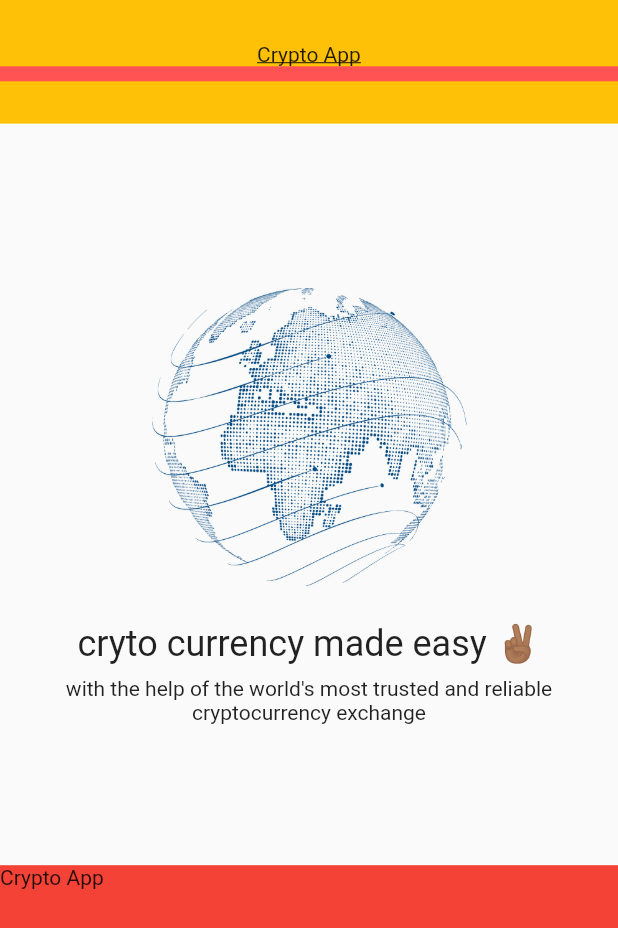
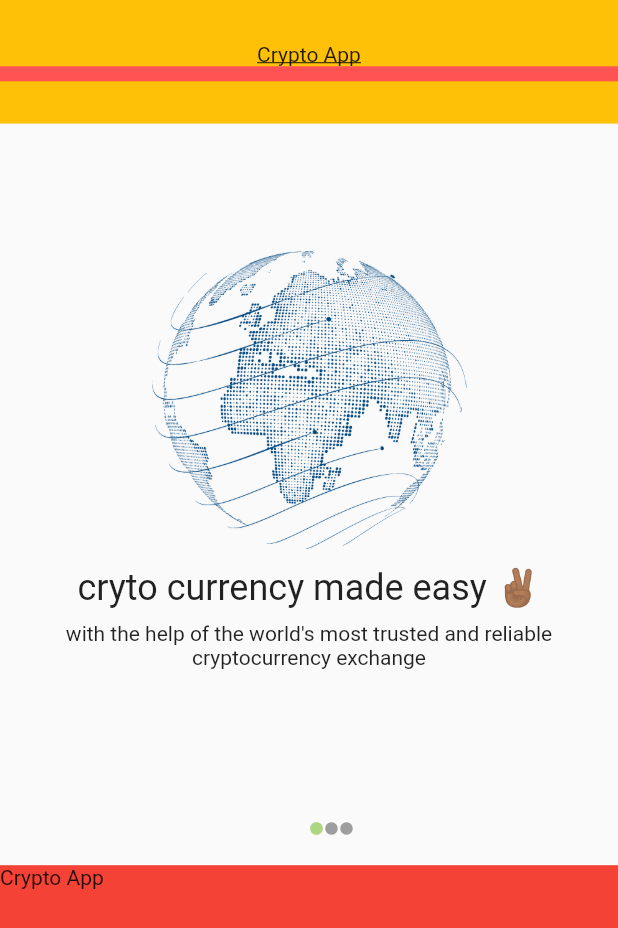
Before and after one commit to jameskaguo777/crypto_app, a Flutter app: the screen it shows after launch, on a phone screen of 412 x 824 dp. Shown: the top 928 px of the screen. Run offline on Flutter 3.47's test engine with Material 2 defaults, Android fonts, the phone set to English and light mode, and no system bars.

Commit message:
animations

```diff
--- a/lib/intro_page.dart
+++ b/lib/intro_page.dart
@@ -8,7 +8,32 @@ class IntroPage extends StatefulWidget {
   _IntroPageState createState() => _IntroPageState();
 }
 
-class _IntroPageState extends State<IntroPage> {
+class _IntroPageState extends State<IntroPage> with SingleTickerProviderStateMixin {
+  final PageController _pageController =
+      PageController(initialPage: 0, keepPage: false);
+  int currentPageIndex = 0;
+  final PageStorageBucket _bucket = PageStorageBucket();
+
+  late final AnimationController _controller = AnimationController(
+    duration: const Duration(seconds: 2),
+    vsync: this,
+  )..forward();
+  late final Animation<Offset> _offsetAnimation1 = Tween<Offset>(
+    begin: Offset.zero,
+    end: const Offset(1.5, 0.0),
+  ).animate(CurvedAnimation(
+    parent: _controller,
+    curve: Curves.elasticInOut,
+  ));
+
+  late final Animation<Offset> _offsetAnimation2 = Tween<Offset>(
+    begin: Offset.zero,
+    end: const Offset(1.5, 0.0),
+  ).animate(CurvedAnimation(
+    parent: _controller,
+    curve: Curves.elasticIn,
+  ));
+
   @override
   Widget build(BuildContext context) {
     return Scaffold(
@@ -17,12 +42,9 @@ class _IntroPageState extends State<IntroPage> {
         mainAxisSize: MainAxisSize.max,
         crossAxisAlignment: CrossAxisAlignment.center,
         children: [
-          Flexible(
-            flex: 1,
-             fit: FlexFit.tight,
-            child: _top()),
+          Flexible(flex: 1, fit: FlexFit.tight, child: _top()),
           Flexible(flex: 6, fit: FlexFit.tight, child: _middle()),
-            Flexible(flex: 3,  fit: FlexFit.tight, child: _bottom())
+          Flexible(flex: 3, fit: FlexFit.tight, child: _bottom())
         ],
       ),
     ));
@@ -35,37 +57,102 @@ class _IntroPageState extends State<IntroPage> {
         child: Column(
           mainAxisSize: MainAxisSize.min,
           children: [
-        Text(widget.title, style: TextStyle(decoration: TextDecoration.combine([TextDecoration.underline]))),
+            Text(widget.title,
+                style: TextStyle(
+                    decoration:
+                        TextDecoration.combine([TextDecoration.underline]))),
             Container(
               height: 10.0,
               color: Colors.accents[0],
             )
-      ],),
+          ],
+        ),
       );
 
-  Widget _middle() => SizedBox(
-    width: double.infinity,
+  Widget _middle() => Column(
+        children: [
+          Flexible(
+            flex: 9,
+            child: PageView(
+              scrollDirection: Axis.horizontal,
+              controller: _pageController,
+              onPageChanged: (index) {
 
-    child: Column(
+                setState(() {
+                  currentPageIndex = index;
+                  _controller.forward(from: 0.0);
+                });
+              },
+              children: [
+                PageStorage(bucket: _bucket, child: _firstSlide()),
+                PageStorage(bucket: _bucket, child: _secondSlide()),
+                PageStorage(bucket: _bucket, child: _thirdSlide()),
+              ],
+            ),
+          ),
+          Flexible(
+              flex: 1,
+              child: Center(
+                child: ListView.builder(
+                    itemCount: 3,
+                    shrinkWrap: true,
+                    scrollDirection: Axis.horizontal,
+                    itemBuilder: (context, ind) {
+                      return currentPageIndex == ind
+                      ? SlideTransition(position: _offsetAnimation1, child: Icon(
+                            Icons.circle,
+                            size: 10,
+                            color: Colors.lightGreen[300],
+                          ))
+                          : SlideTransition(
+                              position: _offsetAnimation2,
+                              child: Icon(
+                                Icons.circle,
+                                size: 10,
+                                color: Colors.grey,
+                              ));
+                    }),
+              ))
+        ],
+      );
+
+  Widget _firstSlide() => Column(
         mainAxisAlignment: MainAxisAlignment.center,
         children: [
           Flexible(
               flex: 2,
               fit: FlexFit.tight,
-          child: Image.asset('assets/globe.png', height: 210.0, width: 210.0)),
+              child:
+                  Image.asset('assets/globe.png', height: 210.0, width: 210.0)),
           Flexible(
               flex: 1,
               fit: FlexFit.loose,
-          child: Text('cryto currency made easy ✌🏾', style: Theme.of(context).textTheme.headline5, textAlign: TextAlign.center)),
+              child: Text('cryto currency made easy ✌🏾',
+                  style: Theme.of(context).textTheme.headline5,
+                  textAlign: TextAlign.center)),
           Flexible(
               flex: 1,
               fit: FlexFit.loose,
               child: Padding(
                 padding: const EdgeInsets.fromLTRB(0.0, 8.0, 0.0, 8.0),
-            child: Text('with the help of the world\'s most trusted and reliable cryptocurrency exchange', style: Theme.of(context).textTheme.bodyText2, textAlign: TextAlign.center),
+                child: Text(
+                    'with the help of the world\'s most trusted and reliable cryptocurrency exchange',
+                    style: Theme.of(context).textTheme.bodyText2,
+                    textAlign: TextAlign.center),
               )),
         ],
-    )
+      );
+
+  Widget _secondSlide() => Column(
+    mainAxisSize: MainAxisSize.max,
+    children: [
+      Text('Slide 2')
+    ],
+  );
+
+  Widget _thirdSlide() => Column(
+        mainAxisSize: MainAxisSize.max,
+        children: [Text('Slide 3')],
       );
 
   Widget _bottom() => Container(
@@ -75,7 +162,7 @@ class _IntroPageState extends State<IntroPage> {
           direction: Axis.vertical,
           children: [
             Text(widget.title),
-
-      ],),
+          ],
+        ),
       );
 }
```
Lines whose indentation alone changed are shown as unchanged.
